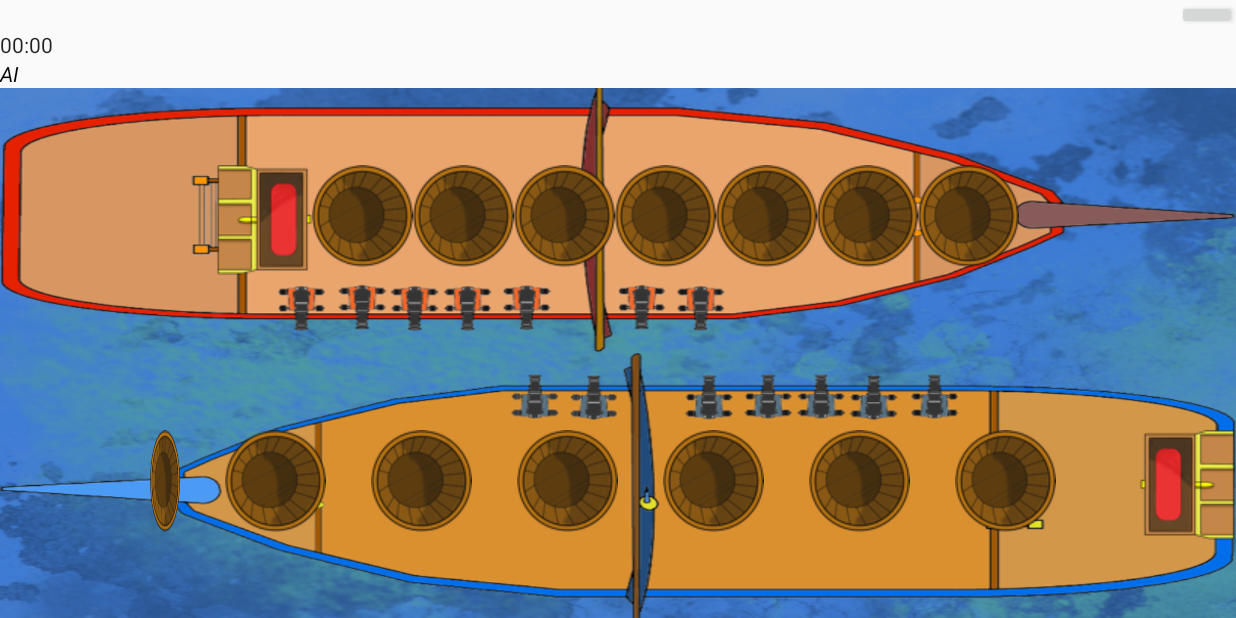
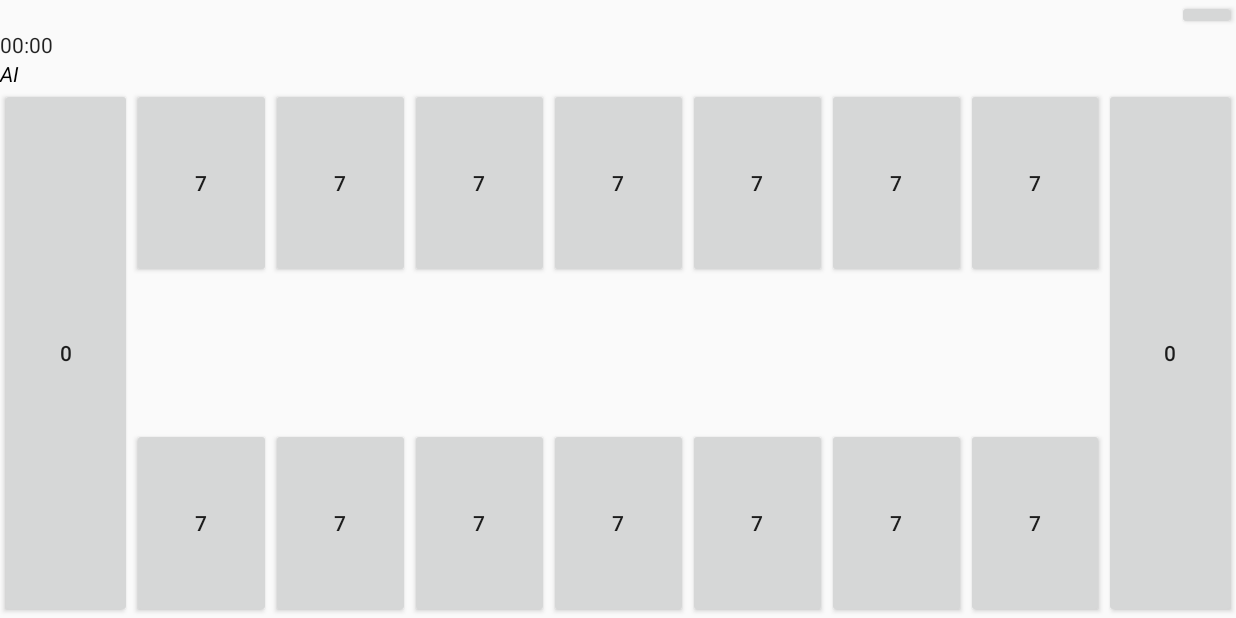
Before and after one commit to Vikash-Kothary/Sunka, an Android app: the MainActivity screen opened directly, with no data from a screen before it, on a phone screen of 824 x 412 dp (held sideways). Run offline under Robolectric (Android 15) with nearby library versions, the phone set to English and light mode, and no system bars.

Commit message:
using old board layout again

```diff
--- a/app/src/main/java/com/teamhawk/sunka/Logic/Game.java
+++ b/app/src/main/java/com/teamhawk/sunka/Logic/Game.java
@@ -9,14 +9,9 @@ public class Game {
     public final static String PLAYER2 = "com.teamhawk.sunka.PLAYER2";
 
     private Board board;
-    private Player player1;
-    private Player player2;
-    private boolean turn;
-    private boolean anotherTurn;
-
-    private int ballsInPlay;
-    private int player1Balls;
-    private int player2Balls;
+    private Player player1, player2;
+    private boolean turn, anotherTurn, firstTurn;
+    private int ballsInPlay, player1Balls, player2Balls;
 
     //Not used
 //    public Game(Board board, Player player1, Player player2){
@@ -42,7 +37,8 @@ public class Game {
         }
 
         anotherTurn=false;
-        System.out.println(turn);
+        firstTurn=true;
+//        System.out.println(turn);
     }
 
     //Player one is true
--- a/app/src/main/java/com/teamhawk/sunka/UI/MainActivity.java
+++ b/app/src/main/java/com/teamhawk/sunka/UI/MainActivity.java
@@ -5,6 +5,7 @@ import android.support.v7.app.AppCompatActivity;
 import android.util.Log;
 import android.view.View;
 import android.view.ViewGroup;
+import android.widget.Button;
 import android.widget.ImageButton;
 import android.widget.ImageView;
 import android.widget.TextView;
@@ -36,7 +37,8 @@ public class MainActivity extends AppCompatActivity {
 //    Player player1;
 //    Player player2;
     private Board slots;
-    private HashMap<ImageButton, Slot> buttonToSlot;
+//    private HashMap<ImageButton, Slot> buttonToSlot;
+    private HashMap<Button, Slot> buttonToSlot;
 
     @Override
     protected void onCreate(Bundle savedInstanceState) {
@@ -63,47 +65,65 @@ public class MainActivity extends AppCompatActivity {
 //        chrom1 = (Chronometer) findViewById(R.id.chronometer1);
 //        chrom2 = (Chronometer) findViewById(R.id.chronometer2);
 
-        ImageButton[] buttons = {
-                (ImageButton) findViewById(R.id.p1_h),
-                (ImageButton) findViewById(R.id.p1_0),
-                (ImageButton) findViewById(R.id.p1_1),
-                (ImageButton) findViewById(R.id.p1_2),
-                (ImageButton) findViewById(R.id.p1_3),
-                (ImageButton) findViewById(R.id.p1_4),
-                (ImageButton) findViewById(R.id.p1_5),
-                (ImageButton) findViewById(R.id.p1_6),
-                (ImageButton) findViewById(R.id.p2_h),
-                (ImageButton) findViewById(R.id.p2_6),
-                (ImageButton) findViewById(R.id.p2_5),
-                (ImageButton) findViewById(R.id.p2_4),
-                (ImageButton) findViewById(R.id.p2_3),
-                (ImageButton) findViewById(R.id.p2_2),
-                (ImageButton) findViewById(R.id.p2_1),
-                (ImageButton) findViewById(R.id.p2_0)
+//        ImageButton[] buttons = {
+//                (ImageButton) findViewById(R.id.p1_h),
+//                (ImageButton) findViewById(R.id.p1_0),
+//                (ImageButton) findViewById(R.id.p1_1),
+//                (ImageButton) findViewById(R.id.p1_2),
+//                (ImageButton) findViewById(R.id.p1_3),
+//                (ImageButton) findViewById(R.id.p1_4),
+//                (ImageButton) findViewById(R.id.p1_5),
+//                (ImageButton) findViewById(R.id.p1_6),
+//                (ImageButton) findViewById(R.id.p2_h),
+//                (ImageButton) findViewById(R.id.p2_6),
+//                (ImageButton) findViewById(R.id.p2_5),
+//                (ImageButton) findViewById(R.id.p2_4),
+//                (ImageButton) findViewById(R.id.p2_3),
+//                (ImageButton) findViewById(R.id.p2_2),
+//                (ImageButton) findViewById(R.id.p2_1),
+//                (ImageButton) findViewById(R.id.p2_0)
+//        };
+
+        final Button[] buttons = {
+                (Button) findViewById(R.id.p1_h),
+                (Button) findViewById(R.id.p1_0),
+                (Button) findViewById(R.id.p1_1),
+                (Button) findViewById(R.id.p1_2),
+                (Button) findViewById(R.id.p1_3),
+                (Button) findViewById(R.id.p1_4),
+                (Button) findViewById(R.id.p1_5),
+                (Button) findViewById(R.id.p1_6),
+                (Button) findViewById(R.id.p2_h),
+                (Button) findViewById(R.id.p2_6),
+                (Button) findViewById(R.id.p2_5),
+                (Button) findViewById(R.id.p2_4),
+                (Button) findViewById(R.id.p2_3),
+                (Button) findViewById(R.id.p2_2),
+                (Button) findViewById(R.id.p2_1),
+                (Button) findViewById(R.id.p2_0)
         };
 
+        if(game==null){
             game = new Game(new Board(player1, player2));
-
             Slot[] slots = game.getBoard().getSlots();
 
             buttonToSlot = new HashMap<>();
 
             for (int i = 0; i < buttons.length; i++) {
                 buttonToSlot.put(buttons[i], slots[i]);
-//            buttons[i].setText(Integer.toString(slots[i].getBallCount()));
+            buttons[i].setText(Integer.toString(slots[i].getBallCount()));
                 buttons[i].setOnClickListener(new View.OnClickListener() {
                     @Override
                     public void onClick(View v) {
                         game.turn(buttonToSlot.get(v));
-//                    for (int i = 0; i < buttons.length; i++) {
-//                        buttons[i].setText(Integer.toString(game.getBoard().getSlots()[i].getBallCount()));
+                    for (int i = 0; i < buttons.length; i++) {
+                        buttons[i].setText(Integer.toString(game.getBoard().getSlots()[i].getBallCount()));
 //                        timerCode(v, buttons);
-//                    }
+                    }
                     }
                 });
             }
-
-
+        }
 
         //       int density = (int) getResources().getDisplayMetrics().density;
         //         Log.d("dpi", "" + density);
--- a/app/src/main/java/com/teamhawk/sunka/UI/StatisticsFragment.java
+++ b/app/src/main/java/com/teamhawk/sunka/UI/StatisticsFragment.java
@@ -1,23 +1,13 @@
 package com.teamhawk.sunka.ui;
 
-import android.content.Context;
 import android.os.Bundle;
 import android.support.v4.app.Fragment;
-import android.support.v7.app.AppCompatActivity;
 import android.view.LayoutInflater;
 import android.view.View;
 import android.view.ViewGroup;
-import android.widget.Button;
 import android.widget.TextView;
 
 import com.teamhawk.sunka.R;
-import com.teamhawk.sunka.logic.AIPlayer;
-import com.teamhawk.sunka.logic.Board;
-import com.teamhawk.sunka.logic.Game;
-import com.teamhawk.sunka.logic.Player;
-import com.teamhawk.sunka.logic.Slot;
-
-import java.util.HashMap;
 
 /**
  * Created by mikey on 12/11/2015.
@@ -27,7 +17,7 @@ public class StatisticsFragment extends Fragment {
     @Override
     public View onCreateView(LayoutInflater inflater, ViewGroup container,
                                 Bundle savedInstanceState) {
-        View rootView = inflater.inflate(R.layout.statistics_layout, container, false);
+        View rootView = inflater.inflate(R.layout.fragment_statistics, container, false);
 
         TextView names1 = (TextView) rootView.findViewById(R.id.statistic_playerName);
         TextView names2 = (TextView) rootView.findViewById(R.id.statistic_playerName2);
--- a/app/src/main/res/layout/activity_main.xml
+++ b/app/src/main/res/layout/activity_main.xml
@@ -29,9 +29,9 @@
         android:textColor="#000000"
         android:textStyle="italic" />
 
-    <include layout="@layout/layout_sunka_board"
+    <include layout="@layout/layout_sunka_board_old"
         android:layout_width="match_parent"
-        android:layout_height="wrap_content" />
+        android:layout_height="match_parent" />
 
     <TextView
         android:id="@+id/player1_Text"
--- /dev/null
+++ b/app/src/main/res/layout/layout_sunka_board_old.xml
@@ -0,0 +1,141 @@
+<?xml version="1.0" encoding="utf-8"?>
+<LinearLayout
+    xmlns:android="http://schemas.android.com/apk/res/android"
+    android:layout_width="match_parent"
+    android:layout_height="wrap_content"
+    android:orientation="horizontal">
+
+    <Button
+        android:layout_width="wrap_content"
+        android:layout_height="match_parent"
+        android:id="@+id/p2_h"
+        android:clickable="false"
+        android:focusable="false"/>
+
+    <!-- Layout for the 14 cups   -->
+    <LinearLayout
+        android:layout_width="match_parent"
+        android:layout_height="match_parent"
+        android:layout_weight="1"
+        android:orientation="vertical">
+
+        <!-- first 7 cups -->
+        <LinearLayout
+            android:layout_width="match_parent"
+            android:layout_height="match_parent"
+            android:layout_weight="1"
+            android:orientation="horizontal"
+            android:paddingBottom="50dp">
+
+            <Button
+                android:layout_width="match_parent"
+                android:layout_height="match_parent"
+                android:layout_weight="1"
+                android:id="@+id/p2_6" />
+
+            <Button
+                android:layout_width="match_parent"
+                android:layout_height="match_parent"
+                android:layout_weight="1"
+                android:id="@+id/p2_5" />
+
+            <Button
+                android:layout_width="match_parent"
+                android:layout_height="match_parent"
+                android:layout_weight="1"
+                android:id="@+id/p2_4" />
+
+            <Button
+                android:layout_width="match_parent"
+                android:layout_height="match_parent"
+                android:layout_weight="1"
+                android:id="@+id/p2_3" />
+
+            <Button
+                android:layout_width="match_parent"
+                android:layout_height="match_parent"
+                android:layout_weight="1"
+                android:id="@+id/p2_2" />
+
+            <Button
+                android:layout_width="match_parent"
+                android:layout_height="match_parent"
+                android:layout_weight="1"
+                android:id="@+id/p2_1" />
+
+            <Button
+                android:layout_width="match_parent"
+                android:layout_height="match_parent"
+                android:layout_weight="1"
+                android:id="@+id/p2_0" />
+
+        </LinearLayout>
+
+        <!-- end of the first seven cups -->
+
+        <!-- start of second set of 7 cups -->
+
+        <LinearLayout
+            android:layout_width="match_parent"
+            android:layout_height="match_parent"
+            android:layout_weight="1"
+            android:orientation="horizontal"
+            android:paddingTop="50dp">
+
+            <Button
+                android:layout_width="match_parent"
+                android:layout_height="match_parent"
+                android:layout_weight="1"
+                android:id="@+id/p1_0" />
+
+            <Button
+                android:layout_width="match_parent"
+                android:layout_height="match_parent"
+                android:layout_weight="1"
+                android:id="@+id/p1_1" />
+
+            <Button
+                android:layout_width="match_parent"
+                android:layout_height="match_parent"
+                android:layout_weight="1"
+                android:id="@+id/p1_2" />
+
+            <Button
+                android:layout_width="match_parent"
+                android:layout_height="match_parent"
+                android:layout_weight="1"
+                android:id="@+id/p1_3" />
+
+            <Button
+                android:layout_width="match_parent"
+                android:layout_height="match_parent"
+                android:layout_weight="1"
+                android:id="@+id/p1_4" />
+
+            <Button
+                android:layout_width="match_parent"
+                android:layout_height="match_parent"
+                android:layout_weight="1"
+                android:id="@+id/p1_5" />
+
+            <Button
+                android:layout_width="match_parent"
+                android:layout_height="match_parent"
+                android:layout_weight="1"
+                android:id="@+id/p1_6" />
+
+        </LinearLayout>
+        <!-- start of second set of 7 cups -->
+
+    </LinearLayout>
+
+    <!-- end Layout for the 14 cups   -->
+
+    <Button
+        android:layout_width="wrap_content"
+        android:layout_height="match_parent"
+        android:id="@+id/p1_h"
+        android:clickable="false"
+        android:focusable="false"/>
+
+</LinearLayout>
```
Also changed, not shown: app/src/main/res/layout/fragment_statistics.xml (renamed from app/src/main/res/layout/statistics_layout.xml). Lines whose indentation alone changed are shown as unchanged.
